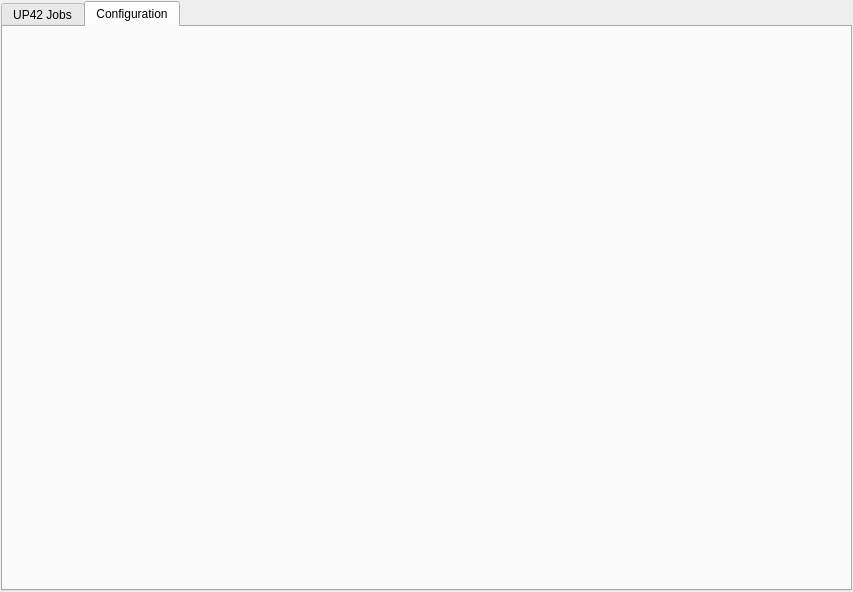
The window that dockwidget.ui (josesahad/up42-qgis-plugin) describes before a commit, drawn with Qt 5.
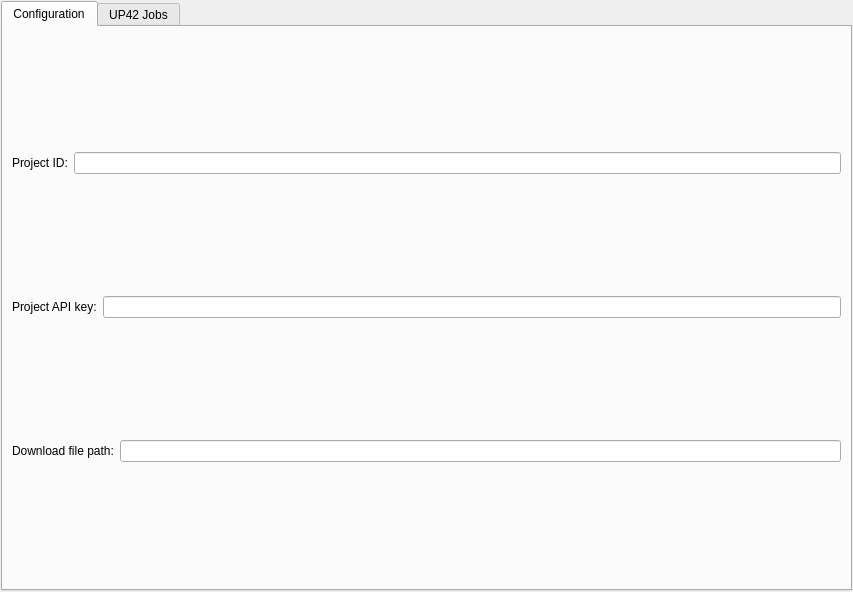
The same window after the commit. The open tabs and pages were chosen to show the change.

Commit message: add configuration form

What changed in the file:
```diff
--- a/dockwidget.ui
+++ b/dockwidget.ui
@@ -38,8 +38,60 @@
          </sizepolicy>
         </property>
         <property name="currentIndex">
-         <number>0</number>
+         <number>1</number>
         </property>
+
+        <widget class="QWidget" name="configTab">
+         <attribute name="title"><string>Configuration</string></attribute>
+         <layout class="QVBoxLayout">
+          <item>
+           <layout class="QHBoxLayout">
+           <item>
+            <widget class="QLabel" name="downloadJobLabel">
+             <property name="text">
+              <string>Project ID:</string>
+             </property>
+            </widget>
+           </item>
+            <item>
+             <widget class="QLineEdit" name="projectId"></widget>
+            </item>
+           </layout>
+          </item>
+
+          <item>
+           <layout class="QHBoxLayout">
+            <item>
+             <widget class="QLabel">
+              <property name="text">
+               <string>Project API key:</string>
+              </property>
+             </widget>
+            </item>
+            <item>
+             <widget class="QLineEdit" name="projectApiKey"></widget>
+            </item>
+           </layout>
+          </item>
+
+          <item>
+           <layout class="QHBoxLayout">
+            <item>
+             <widget class="QLabel">
+              <property name="text">
+               <string>Download file path:</string>
+              </property>
+             </widget>
+            </item>
+            <item>
+             <widget class="QLineEdit" name="filePath"></widget>
+            </item>
+           </layout>
+          </item>
+
+         </layout>
+        </widget>
+
         <widget class="QWidget" name="jobsTab">
          <attribute name="title">
           <string>UP42 Jobs</string>
@@ -185,9 +237,6 @@
           </item>
          </layout>
         </widget>
-        <widget class="QWidget" name="configTab">
-         <attribute name="title"><string>Configuration</string></attribute>
-        </widget>
        </widget>
       </item>
      </layout>
```
